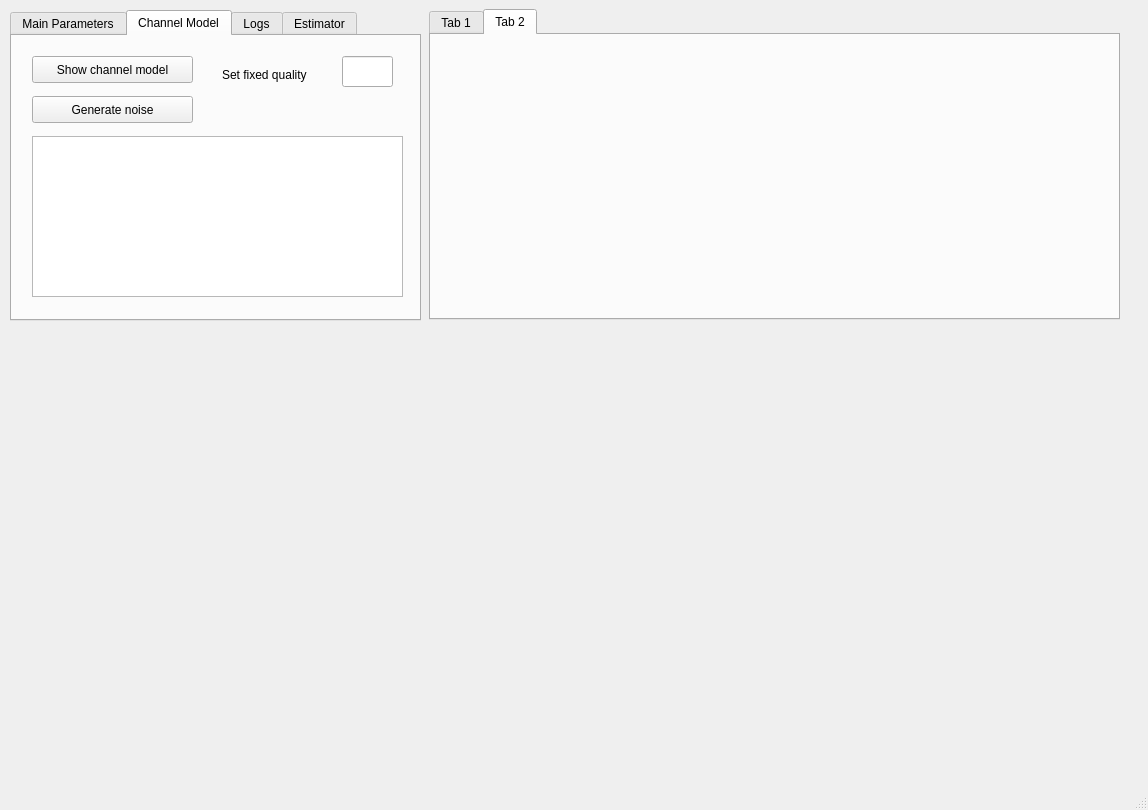
First picture: the form in GuiDevelopment/GuiProject.ui, repository alexandredacunha/TransmissionAdaptation, before the edit.
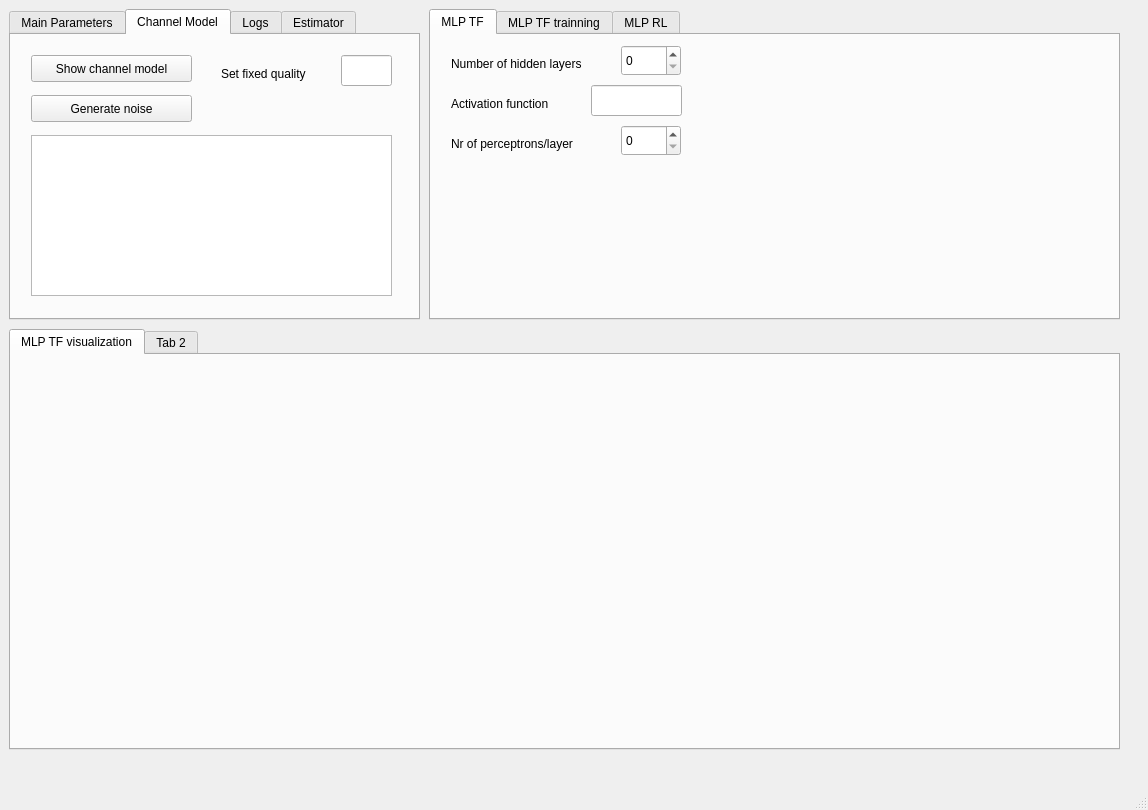
Second picture: the form after the edit. The open tabs and pages were chosen to show the change.

Patch:
```diff
--- a/GuiDevelopment/GuiProject.ui
+++ b/GuiDevelopment/GuiProject.ui
@@ -17,15 +17,150 @@
    <widget class="QWidget" name="verticalLayoutWidget">
     <property name="geometry">
      <rect>
-      <x>10</x>
-      <y>10</y>
+      <x>9</x>
+      <y>329</y>
+      <width>1111</width>
+      <height>421</height>
+     </rect>
+    </property>
+    <layout class="QGridLayout" name="gridLayout">
+     <item row="0" column="0">
+      <widget class="QTabWidget" name="Visualization">
+       <property name="currentIndex">
+        <number>0</number>
+       </property>
+       <widget class="QWidget" name="tab">
+        <attribute name="title">
+         <string>MLP TF visualization</string>
+        </attribute>
+       </widget>
+       <widget class="QWidget" name="tab_2">
+        <attribute name="title">
+         <string>Tab 2</string>
+        </attribute>
+       </widget>
+      </widget>
+     </item>
+    </layout>
+   </widget>
+   <widget class="QWidget" name="gridLayoutWidget_2">
+    <property name="geometry">
+     <rect>
+      <x>429</x>
+      <y>9</y>
+      <width>691</width>
+      <height>311</height>
+     </rect>
+    </property>
+    <layout class="QGridLayout" name="gridLayout_2">
+     <item row="0" column="0">
+      <widget class="QTabWidget" name="Estimator_configuration">
+       <property name="currentIndex">
+        <number>1</number>
+       </property>
+       <widget class="QWidget" name="mlp_tf">
+        <attribute name="title">
+         <string>MLP TF</string>
+        </attribute>
+        <widget class="QLabel" name="label_6">
+         <property name="geometry">
+          <rect>
+           <x>20</x>
+           <y>20</y>
+           <width>171</width>
+           <height>17</height>
+          </rect>
+         </property>
+         <property name="text">
+          <string>Number of hidden layers</string>
+         </property>
+        </widget>
+        <widget class="QLabel" name="label_7">
+         <property name="geometry">
+          <rect>
+           <x>20</x>
+           <y>60</y>
+           <width>131</width>
+           <height>17</height>
+          </rect>
+         </property>
+         <property name="text">
+          <string>Activation function</string>
+         </property>
+        </widget>
+        <widget class="QSpinBox" name="number_of_hidden_layers">
+         <property name="geometry">
+          <rect>
+           <x>190</x>
+           <y>10</y>
+           <width>60</width>
+           <height>31</height>
+          </rect>
+         </property>
+        </widget>
+        <widget class="QLabel" name="label_8">
+         <property name="geometry">
+          <rect>
+           <x>20</x>
+           <y>100</y>
+           <width>161</width>
+           <height>17</height>
+          </rect>
+         </property>
+         <property name="text">
+          <string>Nr of perceptrons/layer</string>
+         </property>
+        </widget>
+        <widget class="QSpinBox" name="number_of_hidden_layers_2">
+         <property name="geometry">
+          <rect>
+           <x>190</x>
+           <y>90</y>
+           <width>60</width>
+           <height>31</height>
+          </rect>
+         </property>
+        </widget>
+        <widget class="QLineEdit" name="activation_function">
+         <property name="geometry">
+          <rect>
+           <x>160</x>
+           <y>50</y>
+           <width>91</width>
+           <height>31</height>
+          </rect>
+         </property>
+         <property name="inputMethodHints">
+          <set>Qt::ImhDigitsOnly</set>
+         </property>
+        </widget>
+       </widget>
+       <widget class="QWidget" name="mlp_tf_trainning">
+        <attribute name="title">
+         <string>MLP TF trainning</string>
+        </attribute>
+       </widget>
+       <widget class="QWidget" name="mlp_rl">
+        <attribute name="title">
+         <string>MLP RL</string>
+        </attribute>
+       </widget>
+      </widget>
+     </item>
+    </layout>
+   </widget>
+   <widget class="QWidget" name="gridLayoutWidget_3">
+    <property name="geometry">
+     <rect>
+      <x>9</x>
+      <y>9</y>
       <width>411</width>
       <height>311</height>
      </rect>
     </property>
-    <layout class="QVBoxLayout" name="verticalLayout">
-     <item>
-      <widget class="QTabWidget" name="tabWidget">
+    <layout class="QGridLayout" name="gridLayout_3">
+     <item row="0" column="0">
+      <widget class="QTabWidget" name="general_settings">
        <property name="currentIndex">
         <number>1</number>
        </property>
@@ -144,7 +279,7 @@
           <rect>
            <x>20</x>
            <y>100</y>
-           <width>371</width>
+           <width>361</width>
            <height>161</height>
           </rect>
          </property>
@@ -300,35 +435,6 @@
      </item>
     </layout>
    </widget>
-   <widget class="QWidget" name="verticalLayoutWidget_2">
-    <property name="geometry">
-     <rect>
-      <x>429</x>
-      <y>9</y>
-      <width>691</width>
-      <height>311</height>
-     </rect>
-    </property>
-    <layout class="QVBoxLayout" name="verticalLayout_2">
-     <item>
-      <widget class="QTabWidget" name="tabWidget_2">
-       <property name="currentIndex">
-        <number>1</number>
-       </property>
-       <widget class="QWidget" name="tab">
-        <attribute name="title">
-         <string>Tab 1</string>
-        </attribute>
-       </widget>
-       <widget class="QWidget" name="tab_2">
-        <attribute name="title">
-         <string>Tab 2</string>
-        </attribute>
-       </widget>
-      </widget>
-     </item>
-    </layout>
-   </widget>
   </widget>
   <widget class="QMenuBar" name="menubar">
    <property name="geometry">
```
Left out of the diff: 4 changed lines with no effect on the pictures.
